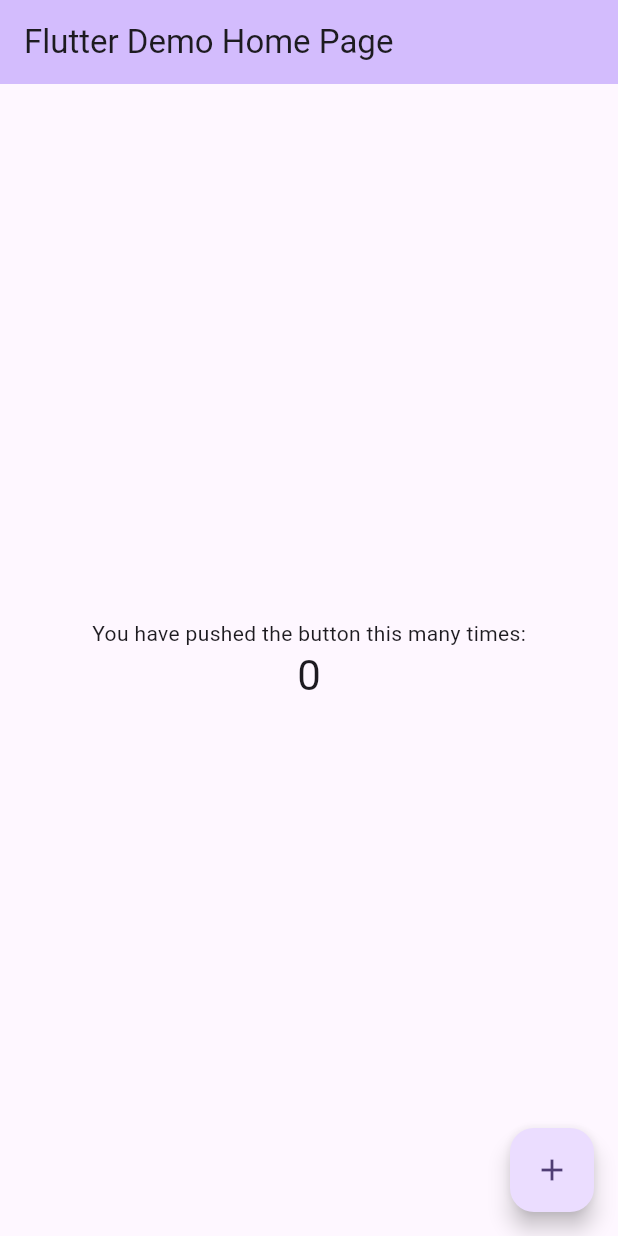
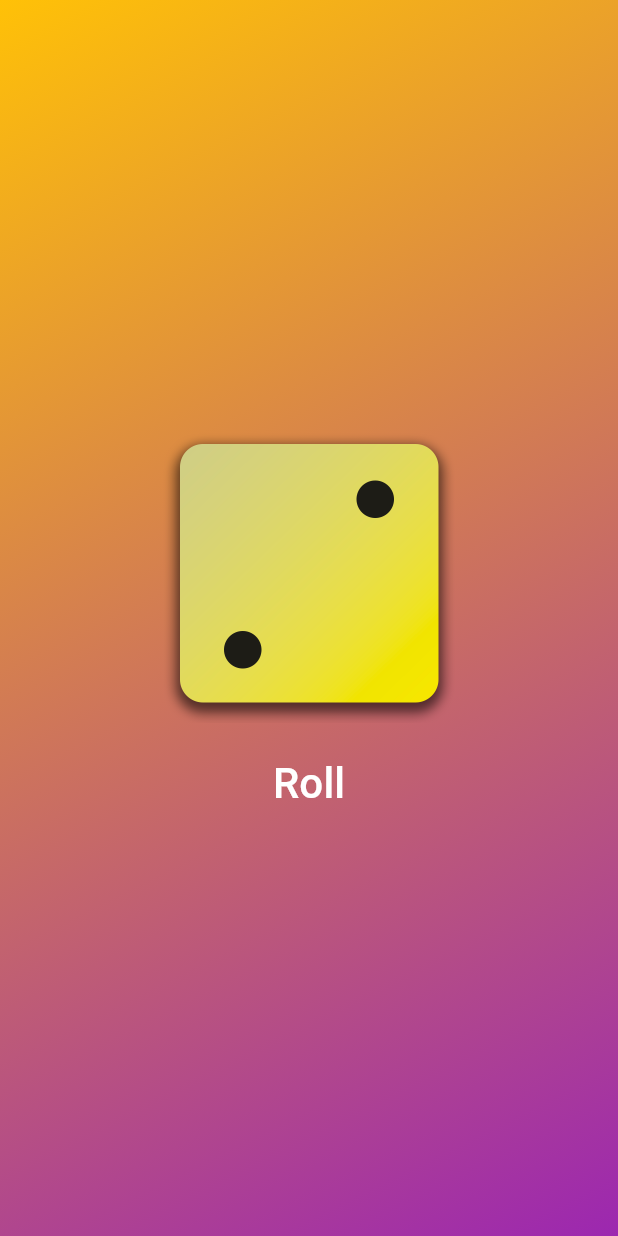
Before and after one commit to ionut-badea/udemy-flutter, a Flutter app: the screen it shows after launch, on a phone screen of 412 x 824 dp. Run offline on Flutter 3.47's test engine with Material 3 defaults, Android fonts, the light colour scheme and no system bars.

Commit message:
section-02 | app final
Signed-off-by: Ionut Badea <ionut.badea@yazee.me>

```diff
--- /dev/null
+++ b/section-02/roll_dice/lib/dice_roller.dart
@@ -0,0 +1,42 @@
+import 'dart:math';
+
+import 'package:flutter/material.dart';
+import 'package:roll_dice/styled_text.dart';
+
+final randomizer = Random();
+
+class DiceRoller extends StatefulWidget {
+  const DiceRoller({super.key});
+
+  @override
+  State<StatefulWidget> createState() {
+    return _DiceRollerState();
+  }
+}
+
+class _DiceRollerState extends State<DiceRoller> {
+  var currentDiceNumber = 2;
+
+  @override
+  Widget build(BuildContext context) {
+    return Column(
+      mainAxisSize: MainAxisSize.min,
+      children: [
+        Image.asset('assets/images/dice-$currentDiceNumber.png', width: 200),
+        // This is a solution to increase distance between widgets
+        // const SizedBox(height: 20),
+        TextButton(
+          onPressed: onPressHandler,
+          style: TextButton.styleFrom(padding: const EdgeInsets.only(top: 20)),
+          child: StyledText('Roll'),
+        ),
+      ],
+    );
+  }
+
+  onPressHandler() {
+    setState(() {
+      currentDiceNumber = randomizer.nextInt(6) + 1;
+    });
+  }
+}
--- /dev/null
+++ b/section-02/roll_dice/lib/gradient_container.dart
@@ -0,0 +1,34 @@
+import 'package:flutter/material.dart';
+import 'package:roll_dice/dice_roller.dart';
+
+const startAlignment = Alignment.topLeft;
+const endAlignment = Alignment.bottomRight;
+
+// const purple = Colors.purple[300]!;
+// const deepPurple = Colors.deepPurple[700]!;
+
+class GradientContainer extends StatelessWidget {
+  const GradientContainer({super.key, required this.colors});
+
+  // Dart supports multiple constructors
+  //   const GradientContainer.purple({
+  //     super.key,
+  //     this.colors = const [purple, deepPurple],
+  //   });
+
+  final List<Color> colors;
+
+  @override
+  Widget build(BuildContext context) {
+    return Container(
+      decoration: BoxDecoration(
+        gradient: LinearGradient(
+          colors: colors,
+          begin: startAlignment,
+          end: endAlignment,
+        ),
+      ),
+      child: Center(child: const DiceRoller()),
+    );
+  }
+}
--- a/section-02/roll_dice/lib/main.dart
+++ b/section-02/roll_dice/lib/main.dart
@@ -1,122 +1,12 @@
 import 'package:flutter/material.dart';
+import 'package:roll_dice/gradient_container.dart';
 
 void main() {
-  runApp(const MyApp());
+  runApp(
+    MaterialApp(
+      home: Scaffold(
+        body: const GradientContainer(colors: [Colors.amber, Colors.purple]),
+      ),
+    ),
+  );
 }
-
-class MyApp extends StatelessWidget {
-  const MyApp({super.key});
-
-  // This widget is the root of your application.
-  @override
-  Widget build(BuildContext context) {
-    return MaterialApp(
-      title: 'Flutter Demo',
-      theme: ThemeData(
-        // This is the theme of your application.
-        //
-        // TRY THIS: Try running your application with "flutter run". You'll see
-        // the application has a purple toolbar. Then, without quitting the app,
-        // try changing the seedColor in the colorScheme below to Colors.green
-        // and then invoke "hot reload" (save your changes or press the "hot
-        // reload" button in a Flutter-supported IDE, or press "r" if you used
-        // the command line to start the app).
-        //
-        // Notice that the counter didn't reset back to zero; the application
-        // state is not lost during the reload. To reset the state, use hot
-        // restart instead.
-        //
-        // This works for code too, not just values: Most code changes can be
-        // tested with just a hot reload.
-        colorScheme: ColorScheme.fromSeed(seedColor: Colors.deepPurple),
-      ),
-      home: const MyHomePage(title: 'Flutter Demo Home Page'),
-    );
-  }
-}
-
-class MyHomePage extends StatefulWidget {
-  const MyHomePage({super.key, required this.title});
-
-  // This widget is the home page of your application. It is stateful, meaning
-  // that it has a State object (defined below) that contains fields that affect
-  // how it looks.
-
-  // This class is the configuration for the state. It holds the values (in this
-  // case the title) provided by the parent (in this case the App widget) and
-  // used by the build method of the State. Fields in a Widget subclass are
-  // always marked "final".
-
-  final String title;
-
-  @override
-  State<MyHomePage> createState() => _MyHomePageState();
-}
-
-class _MyHomePageState extends State<MyHomePage> {
-  int _counter = 0;
-
-  void _incrementCounter() {
-    setState(() {
-      // This call to setState tells the Flutter framework that something has
-      // changed in this State, which causes it to rerun the build method below
-      // so that the display can reflect the updated values. If we changed
-      // _counter without calling setState(), then the build method would not be
-      // called again, and so nothing would appear to happen.
-      _counter++;
-    });
-  }
-
-  @override
-  Widget build(BuildContext context) {
-    // This method is rerun every time setState is called, for instance as done
-    // by the _incrementCounter method above.
-    //
-    // The Flutter framework has been optimized to make rerunning build methods
-    // fast, so that you can just rebuild anything that needs updating rather
-    // than having to individually change instances of widgets.
-    return Scaffold(
-      appBar: AppBar(
-        // TRY THIS: Try changing the color here to a specific color (to
-        // Colors.amber, perhaps?) and trigger a hot reload to see the AppBar
-        // change color while the other colors stay the same.
-        backgroundColor: Theme.of(context).colorScheme.inversePrimary,
-        // Here we take the value from the MyHomePage object that was created by
-        // the App.build method, and use it to set our appbar title.
-        title: Text(widget.title),
-      ),
-      body: Center(
-        // Center is a layout widget. It takes a single child and positions it
-        // in the middle of the parent.
-        child: Column(
-          // Column is also a layout widget. It takes a list of children and
-          // arranges them vertically. By default, it sizes itself to fit its
-          // children horizontally, and tries to be as tall as its parent.
-          //
-          // Column has various properties to control how it sizes itself and
-          // how it positions its children. Here we use mainAxisAlignment to
-          // center the children vertically; the main axis here is the vertical
-          // axis because Columns are vertical (the cross axis would be
-          // horizontal).
-          //
-          // TRY THIS: Invoke "debug painting" (choose the "Toggle Debug Paint"
-          // action in the IDE, or press "p" in the console), to see the
-          // wireframe for each widget.
-          mainAxisAlignment: MainAxisAlignment.center,
-          children: <Widget>[
-            const Text('You have pushed the button this many times:'),
-            Text(
-              '$_counter',
-              style: Theme.of(context).textTheme.headlineMedium,
-            ),
-          ],
-        ),
-      ),
-      floatingActionButton: FloatingActionButton(
-        onPressed: _incrementCounter,
-        tooltip: 'Increment',
-        child: const Icon(Icons.add),
-      ), // This trailing comma makes auto-formatting nicer for build methods.
-    );
-  }
-}
--- /dev/null
+++ b/section-02/roll_dice/lib/styled_text.dart
@@ -0,0 +1,12 @@
+import 'package:flutter/material.dart';
+
+class StyledText extends StatelessWidget {
+  const StyledText(this.text, {super.key});
+
+  final String text;
+
+  @override
+  Widget build(BuildContext context) {
+    return Text(text, style: TextStyle(color: Colors.white, fontSize: 28));
+  }
+}
```
Also changed, not shown: section-02/roll_dice/pubspec.yaml (+7 -3 lines), section-02/roll_dice/assets/images/dice-1.png (added), section-02/roll_dice/assets/images/dice-2.png (added), section-02/roll_dice/assets/images/dice-3.png (added), section-02/roll_dice/assets/images/dice-4.png (added), section-02/roll_dice/assets/images/dice-5.png (added), section-02/roll_dice/assets/images/dice-6.png (added), 1 other file.
